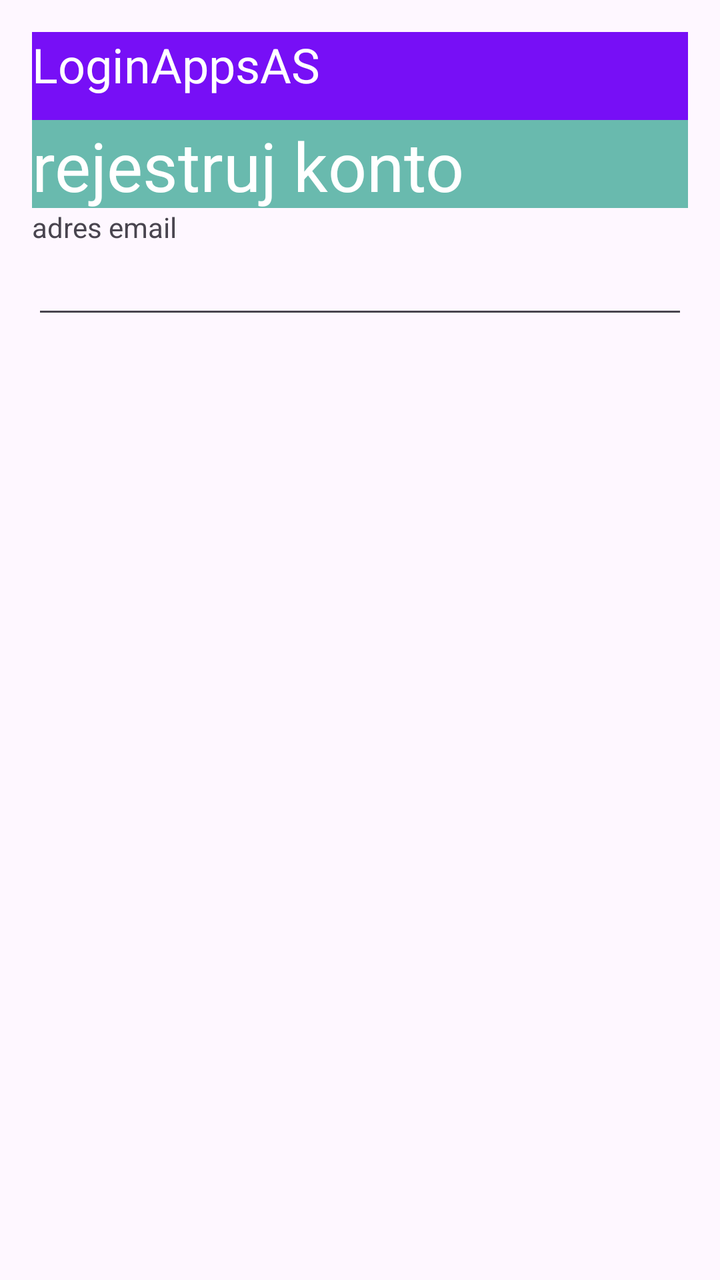
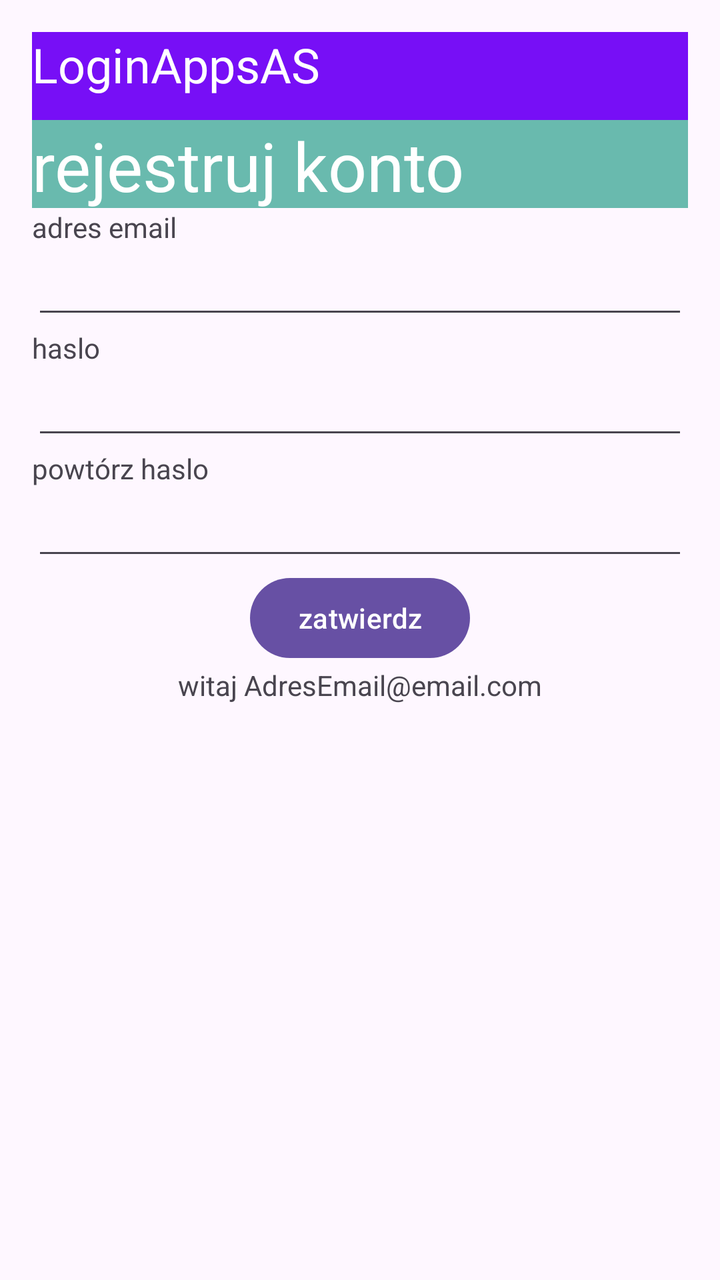

The first picture is an Android layout as it rendered before a commit; the second is the same layout after the commit. The layout source and the unified diff follow.
<!-- AndroidManifest.xml: application theme Theme.MyApplication -->
<!-- res/layout/activity_main.xml -->
<?xml version="1.0" encoding="utf-8"?>
<LinearLayout xmlns:android="http://schemas.android.com/apk/res/android"
    xmlns:tools="http://schemas.android.com/tools"
    android:id="@+id/main"
    android:layout_width="match_parent"
    android:layout_height="match_parent"
    android:orientation="vertical"
    android:padding="16dp"
    tools:context=".MainActivity">

    <TextView
        android:id="@+id/textView"
        android:layout_width="380dp"
        android:layout_height="44dp"
        android:background="#770FF6"
        android:shadowColor="#C32828"
        android:text="LoginAppsAS"
        android:textAlignment="textStart"
        android:textColor="#FFFFFF"
        android:textColorHint="#BD7979"
        android:textSize="24sp" />

    <TextView
        android:id="@+id/textView"
        android:layout_width="380dp"
        android:layout_height="44dp"
        android:background="#69BAAE"
        android:shadowColor="#C32828"
        android:text="rejestruj konto"
        android:textColor="#FFFFFF"
        android:textColorHint="#BD7979"
        android:textSize="34sp" />

    <TextView
        android:id="@+id/textView4"
        android:layout_width="match_parent"
        android:layout_height="wrap_content"
        android:text="adres email" />

    <EditText
        android:id="@+id/editTextTextEmailAddress"
        android:layout_width="match_parent"
        android:layout_height="wrap_content"
        android:ems="10"
        android:inputType="textEmailAddress" />


</LinearLayout>
<!-- resources referenced by this layout -->
<resources>
  <style name="Theme.MyApplication" parent="Base.Theme.MyApplication" />
  <style name="Base.Theme.MyApplication" parent="Theme.Material3.DayNight.NoActionBar">
          
          
      </style>
</resources>

<!-- the commit's change to res/layout/activity_main.xml (unified diff, before → after) -->
@@ -44,5 +44,45 @@
         android:ems="10"
         android:inputType="textEmailAddress" />
 
+    <TextView
+        android:id="@+id/textView5"
+        android:layout_width="match_parent"
+        android:layout_height="wrap_content"
+        android:text="haslo" />
+
+    <EditText
+        android:id="@+id/editTextTextPassword"
+        android:layout_width="match_parent"
+        android:layout_height="wrap_content"
+        android:ems="10"
+        android:inputType="textPassword" />
+
+    <TextView
+        android:id="@+id/textView7"
+        android:layout_width="match_parent"
+        android:layout_height="wrap_content"
+        android:text="powtórz haslo" />
+
+    <EditText
+        android:id="@+id/editTextTextPassword2"
+        android:layout_width="match_parent"
+        android:layout_height="wrap_content"
+        android:ems="10"
+        android:inputType="textPassword" />
+
+    <Button
+        android:id="@+id/button"
+        android:layout_width="wrap_content"
+        android:layout_height="wrap_content"
+        android:text="zatwierdz"
+        android:layout_gravity="center"/>
+
+    <TextView
+        android:id="@+id/textView8"
+        android:layout_width="wrap_content"
+        android:layout_height="wrap_content"
+        android:layout_gravity="center"
+        android:text="witaj AdresEmail@email.com" />
+
 
 </LinearLayout>
